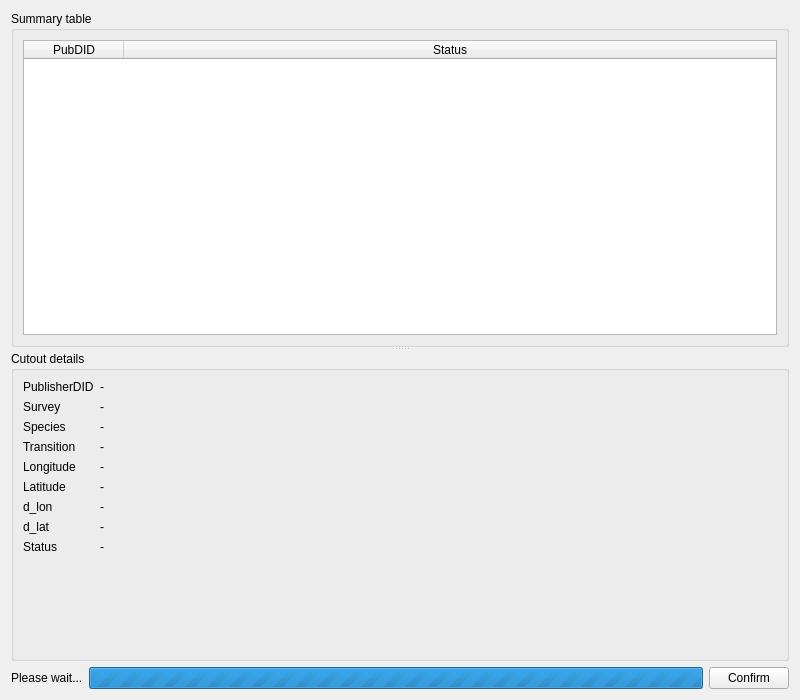
Qt form Code/ui/mcutoutsummary.ui (VisIVOLab/ViaLacteaVisualAnalytics) before a commit.
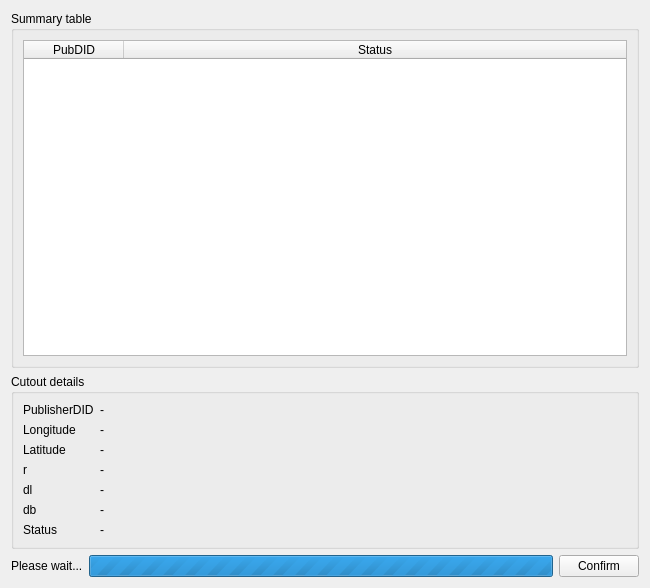
The same form after that commit.

Commit message: Using async multi-cutout endpoint with IVOA UWS

What changed in the file:
```diff
--- a/Code/ui/mcutoutsummary.ui
+++ b/Code/ui/mcutoutsummary.ui
@@ -6,8 +6,8 @@
    <rect>
     <x>0</x>
     <y>0</y>
-    <width>800</width>
-    <height>700</height>
+    <width>650</width>
+    <height>588</height>
    </rect>
   </property>
   <property name="windowTitle">
@@ -15,14 +15,7 @@
   </property>
   <layout class="QVBoxLayout" name="verticalLayout_2">
    <item>
-    <widget class="QSplitter" name="splitter">
-     <property name="orientation">
-      <enum>Qt::Vertical</enum>
-     </property>
-     <property name="childrenCollapsible">
-      <bool>false</bool>
-     </property>
-     <widget class="QGroupBox" name="groupBox">
+    <widget class="QGroupBox" name="tableGroupBox">
       <property name="title">
        <string>Summary table</string>
       </property>
@@ -61,7 +54,15 @@
        </item>
       </layout>
      </widget>
+   </item>
+   <item>
      <widget class="QGroupBox" name="groupBox_2">
+     <property name="sizePolicy">
+      <sizepolicy hsizetype="Preferred" vsizetype="Fixed">
+       <horstretch>0</horstretch>
+       <verstretch>0</verstretch>
+      </sizepolicy>
+     </property>
       <property name="title">
        <string>Cutout details</string>
       </property>
@@ -83,120 +84,91 @@
          </property>
         </widget>
        </item>
-       <item row="4" column="0">
+      <item row="1" column="0">
         <widget class="QLabel" name="label_2">
          <property name="text">
           <string>Longitude</string>
          </property>
         </widget>
        </item>
-       <item row="4" column="1">
+      <item row="1" column="1">
         <widget class="QLabel" name="textLon">
          <property name="text">
           <string>-</string>
          </property>
         </widget>
        </item>
-       <item row="5" column="0">
+      <item row="2" column="0">
         <widget class="QLabel" name="label_5">
          <property name="text">
           <string>Latitude</string>
          </property>
         </widget>
        </item>
-       <item row="5" column="1">
+      <item row="2" column="1">
         <widget class="QLabel" name="textLat">
          <property name="text">
           <string>-</string>
          </property>
         </widget>
        </item>
-       <item row="6" column="0">
+      <item row="3" column="0">
+       <widget class="QLabel" name="label_10">
+        <property name="text">
+         <string>r</string>
+        </property>
+       </widget>
+      </item>
+      <item row="3" column="1">
+       <widget class="QLabel" name="textRadius">
+        <property name="text">
+         <string>-</string>
+        </property>
+       </widget>
+      </item>
+      <item row="4" column="0">
         <widget class="QLabel" name="label_7">
          <property name="text">
-          <string>d_lon</string>
+         <string>dl</string>
          </property>
         </widget>
        </item>
-       <item row="6" column="1">
+      <item row="4" column="1">
         <widget class="QLabel" name="textDLon">
          <property name="text">
           <string>-</string>
          </property>
         </widget>
        </item>
-       <item row="7" column="0">
+      <item row="5" column="0">
         <widget class="QLabel" name="label_9">
          <property name="text">
-          <string>d_lat</string>
+         <string>db</string>
          </property>
         </widget>
        </item>
-       <item row="7" column="1">
+      <item row="5" column="1">
         <widget class="QLabel" name="textDLat">
          <property name="text">
           <string>-</string>
          </property>
         </widget>
        </item>
-       <item row="8" column="0">
+      <item row="6" column="0">
         <widget class="QLabel" name="label_3">
          <property name="text">
           <string>Status</string>
          </property>
         </widget>
        </item>
-       <item row="8" column="1">
+      <item row="6" column="1">
         <widget class="QLabel" name="textStatus">
          <property name="text">
           <string>-</string>
          </property>
         </widget>
        </item>
-       <item row="1" column="0">
-        <widget class="QLabel" name="label_4">
-         <property name="text">
-          <string>Survey</string>
-         </property>
-        </widget>
-       </item>
-       <item row="2" column="0">
-        <widget class="QLabel" name="label_6">
-         <property name="text">
-          <string>Species</string>
-         </property>
-        </widget>
-       </item>
-       <item row="3" column="0">
-        <widget class="QLabel" name="label_8">
-         <property name="text">
-          <string>Transition</string>
-         </property>
-        </widget>
-       </item>
-       <item row="1" column="1">
-        <widget class="QLabel" name="textSurvey">
-         <property name="text">
-          <string>-</string>
-         </property>
-        </widget>
-       </item>
-       <item row="2" column="1">
-        <widget class="QLabel" name="textSpecies">
-         <property name="text">
-          <string>-</string>
-         </property>
-        </widget>
-       </item>
-       <item row="3" column="1">
-        <widget class="QLabel" name="textTransition">
-         <property name="text">
-          <string>-</string>
-         </property>
-        </widget>
-       </item>
-      </layout>
-     </widget>
+     </layout>
     </widget>
    </item>
    <item>
```
Lines whose indentation alone changed are shown as unchanged. The commit also changes 2 other files.
